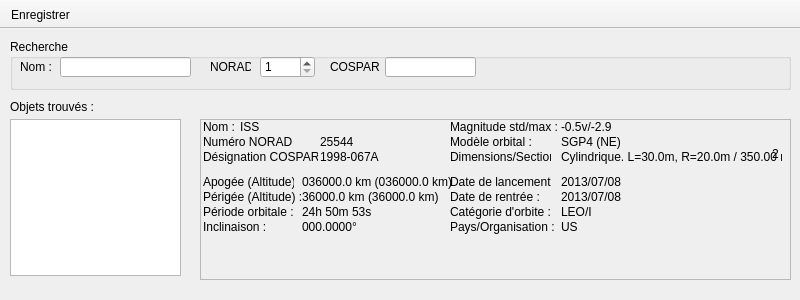
Qt form informations.ui (mconsidine/previsat_archive) before a commit.
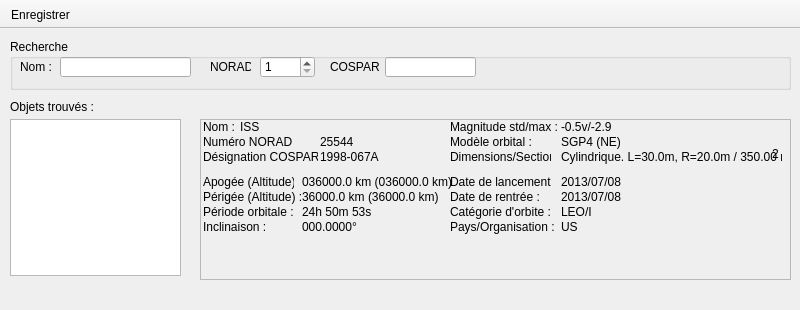
The same form after that commit. Icons and pictures are not drawn.

Commit message: Amelioration de la recherche des objets en fonction de leur nom

Diff of the .ui file:
```diff
--- a/informations.ui
+++ b/informations.ui
@@ -7,19 +7,19 @@
     <x>0</x>
     <y>0</y>
     <width>800</width>
-    <height>300</height>
+    <height>310</height>
    </rect>
   </property>
   <property name="minimumSize">
    <size>
     <width>800</width>
-    <height>300</height>
+    <height>310</height>
    </size>
   </property>
   <property name="maximumSize">
    <size>
     <width>800</width>
-    <height>300</height>
+    <height>310</height>
    </size>
   </property>
   <property name="windowTitle">
```
Left out of the diff: 3 changed lines with no effect on the pictures. The commit also changes 1 other file.
